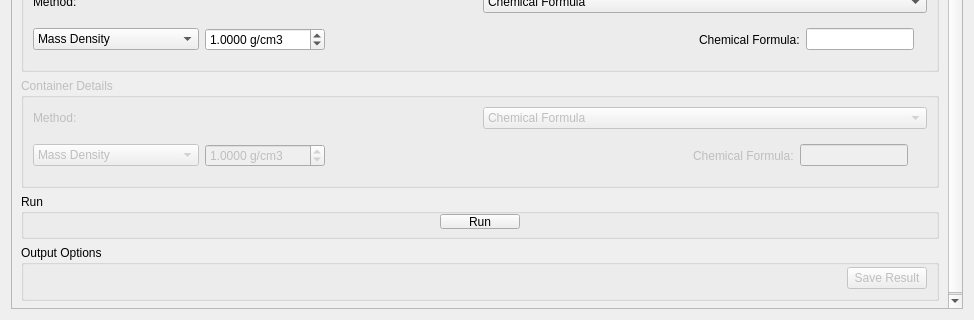
Before: the Qt Designer form qt/scientific_interfaces/Indirect/AbsorptionCorrections.ui in mantidproject/mantid, drawn with Qt 5; both pictures show x 0 to 974 and y 471 to 791 of the 974 by 791 pixel window.
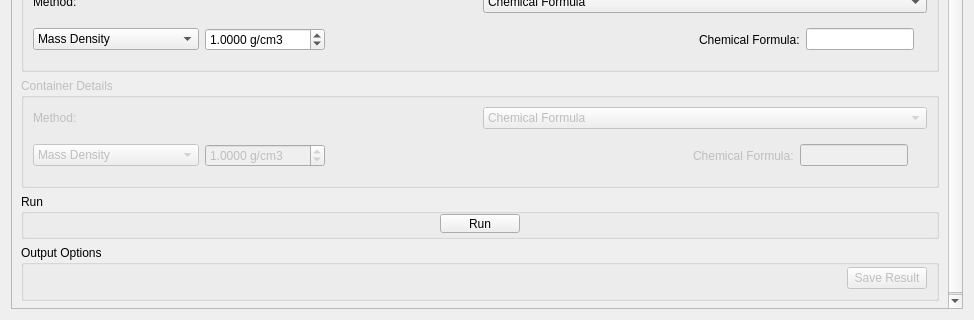
After: the same form once the commit is applied. Custom widgets are drawn as their Qt base class.

Commit message:
fix squished run button
this commit fixes a squished run button by reducing the group box margin.

re: #30221

What changed in the file:
```diff
--- a/qt/scientific_interfaces/Indirect/AbsorptionCorrections.ui
+++ b/qt/scientific_interfaces/Indirect/AbsorptionCorrections.ui
@@ -1223,7 +1223,7 @@
            <number>0</number>
           </property>
           <property name="bottomMargin">
-           <number>7</number>
+           <number>3</number>
           </property>
           <item>
            <spacer name="horizontalSpacer">
```
The commit also changes 3 other files.
